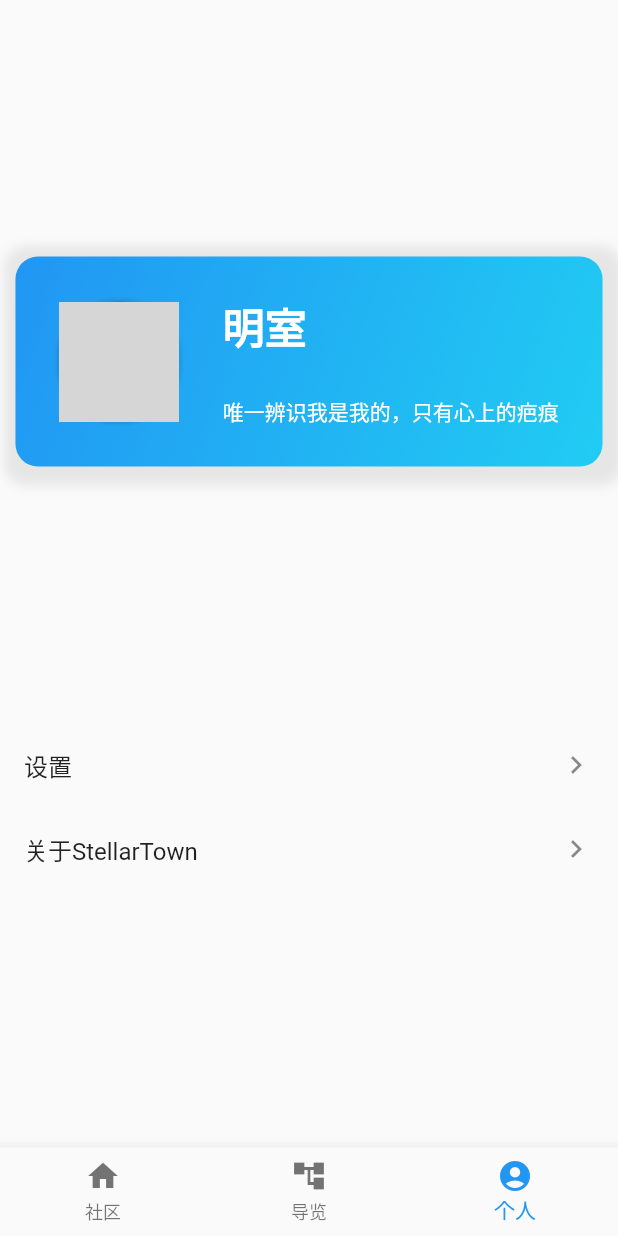
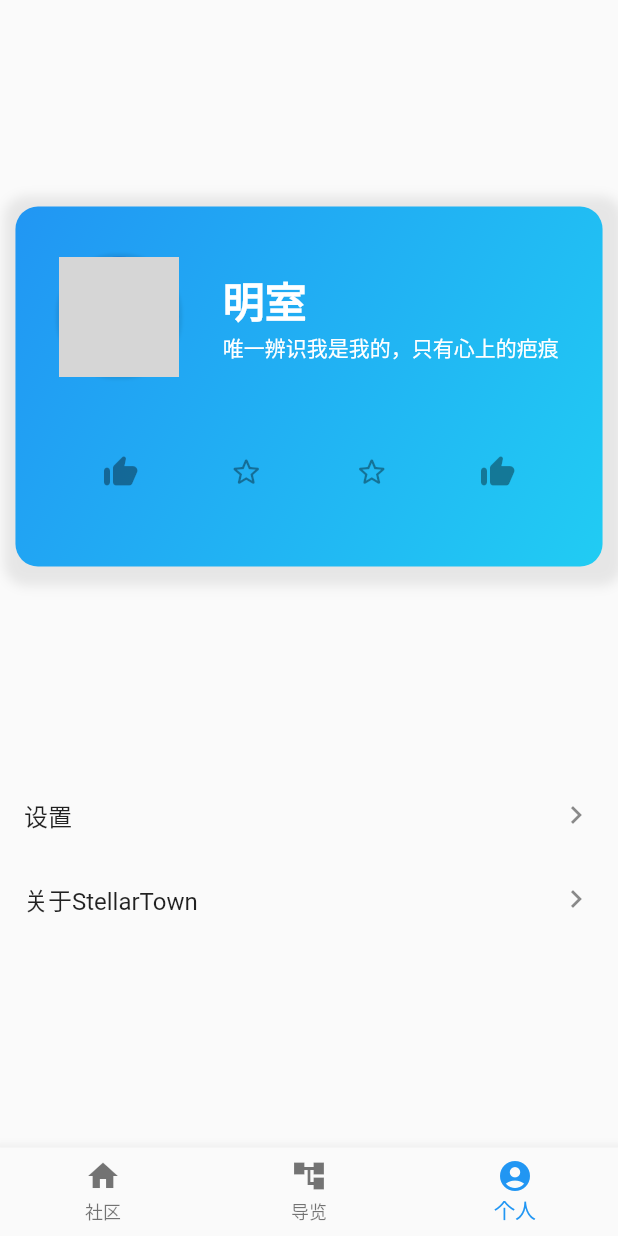
Before and after one commit to litaott/stellar_town, a Flutter app: the screen it shows after launch, item 3 of the bottom bar chosen, on a phone screen of 412 x 824 dp. Run offline on Flutter 3.47's test engine with Material 2 defaults, Android fonts, the phone set to English and light mode, and no system bars; our stand-ins replace dart_mappable, dio, shared_preferences; generated files the repository leaves out were written again; network calls fail; grey boxes are pictures that could not be loaded.

Commit message:
个人界面新增

```diff
--- /dev/null
+++ b/lib/component/user/FeatureBar.dart
@@ -0,0 +1,41 @@
+import 'package:flutter/material.dart';
+import 'package:stellar_town/main.dart';
+
+class FeatureBar extends StatelessWidget {
+  const FeatureBar({super.key});
+
+  @override
+  Widget build(BuildContext context) {
+    return Container(
+      width: screenWidth * 0.9,
+      height: 60,
+      decoration: BoxDecoration(
+        // border: Border.all(
+        //   width: 2,
+        // ),
+        borderRadius: BorderRadius.circular(15),
+      ),
+      child: const Row(
+        mainAxisAlignment: MainAxisAlignment.spaceEvenly,
+        children: [
+          IconButton(
+            onPressed: null,
+            icon: Icon(Icons.thumb_up_rounded),
+          ),
+          IconButton(
+            onPressed: null,
+            icon: Icon(Icons.star_border_rounded),
+          ),
+          IconButton(
+            onPressed: null,
+            icon: Icon(Icons.star_border_rounded),
+          ),
+          IconButton(
+            onPressed: null,
+            icon: Icon(Icons.thumb_up_rounded),
+          ),
+        ],
+      ),
+    );
+  }
+}
--- a/lib/component/user/UserInfoBrief.dart
+++ b/lib/component/user/UserInfoBrief.dart
@@ -1,4 +1,5 @@
 import 'package:flutter/material.dart';
+import 'package:stellar_town/component/user/FeatureBar.dart';
 import 'package:stellar_town/main.dart';
 import 'package:stellar_town/theme/ColorTheme.dart';
 import 'package:stellar_town/theme/TextStyleTheme.dart';
@@ -19,7 +20,7 @@ class UserInfoBriefState extends State<UserInfoBrief> {
   Widget build(BuildContext context) {
     return Container(
       width: screenWidth * 0.95,
-      height: 140,
+      height: 240,
       decoration: BoxDecoration(
         borderRadius: BorderRadius.circular(15),
         boxShadow: const [
@@ -36,7 +37,10 @@ class UserInfoBriefState extends State<UserInfoBrief> {
           colors: [ColorTheme.blue, ColorTheme.lightBlue],
         ),
       ),
-      child: Row(
+      child: Column(
+        mainAxisAlignment: MainAxisAlignment.spaceEvenly,
+        children: [
+          Row(
             mainAxisAlignment: MainAxisAlignment.spaceEvenly,
             children: [
               Container(
@@ -79,6 +83,9 @@ class UserInfoBriefState extends State<UserInfoBrief> {
               ),
             ],
           ),
+          const FeatureBar(),
+        ],
+      ),
     );
   }
 }
```
Lines whose indentation alone changed are shown as unchanged.
